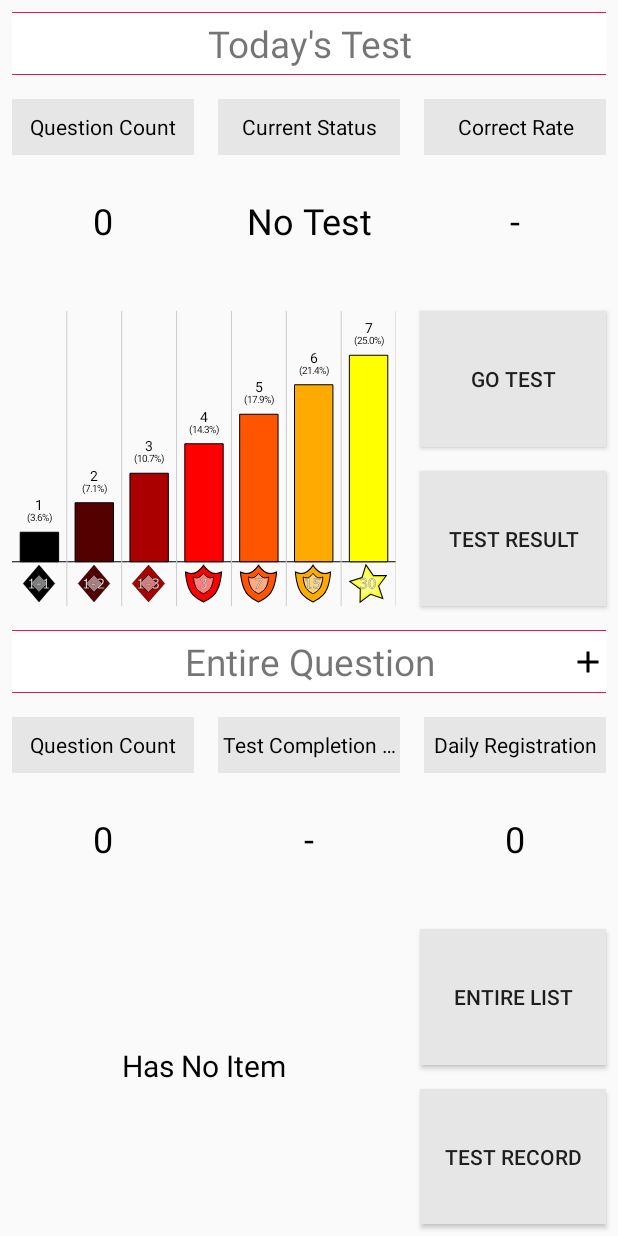
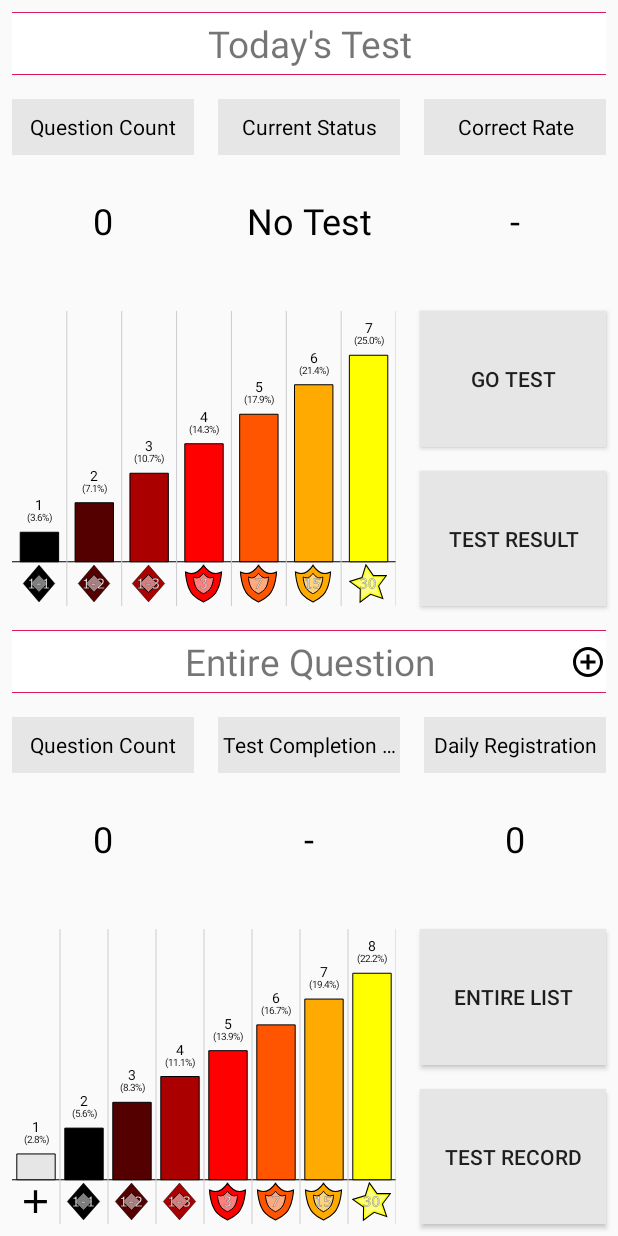
Before and after one commit to yangsangho/Daily-Test, an Android app: the MainActivity screen opened directly, with no data from a screen before it, on a phone screen of 412 x 824 dp. Run offline under Robolectric (Android 15) with nearby library versions, the light colour scheme and no system bars; our stand-ins replace Room's generated code, data binding.

Commit message:
divide BarChart by setCount method (for Today and Entire)

```diff
--- a/app/src/main/java/kr/yangbob/memorization/view/BarChart.kt
+++ b/app/src/main/java/kr/yangbob/memorization/view/BarChart.kt
@@ -13,10 +13,17 @@ import kr.yangbob.memorization.R
 class BarChart : View {
     // 생성자들
     constructor(context: Context) : super(context)
-
     constructor(context: Context?, attrs: AttributeSet?) : super(context, attrs)
     constructor(context: Context?, attrs: AttributeSet?, defStyleAttr: Int)
             : super(context, attrs, defStyleAttr)
+
+    fun setCount(count: Int){
+        numberOfItems = count
+        if(count == 7) additionalIconIdx = 1
+        Log.i(logTag, "constructor get attributes! numberOfItems = $numberOfItems")
+    }
+    private var numberOfItems: Int = 0
+    private var additionalIconIdx: Int = 0
 
     // 페인트 객체들
     private val noItemMsgPaint = Paint().apply {
@@ -37,8 +44,7 @@ class BarChart : View {
     private var itemIconCenterY: Float = 0f
     private var itemIconHeight: Float = 0f
     private var itemBarMaxHeight: Float = 0f
-    private var barDescRatioHeight: Int =
-        0             // 비율 Description 높이 값 (비율 text 위에 개수 text 들어가도록)
+    private var barDescRatioHeight: Int = 0 // 비율 Description 높이 값 (비율 text 위에 개수 text 들어가도록)
 
     // 데이터 세트들
     private var dataList: List<Int> = listOf()
@@ -47,6 +53,7 @@ class BarChart : View {
     private lateinit var barRatioDescTextList: List<String?>
     private lateinit var iconRectList: List<Rect>
     private val iconVectorList: List<VectorDrawableCompat?> = listOf(
+        VectorDrawableCompat.create(context.resources, R.drawable.ic_add_black_24dp, null),
         VectorDrawableCompat.create(context.resources, R.drawable.ic_stage_1_1, null),
         VectorDrawableCompat.create(context.resources, R.drawable.ic_stage_1_2, null),
         VectorDrawableCompat.create(context.resources, R.drawable.ic_stage_1_3, null),
@@ -58,7 +65,7 @@ class BarChart : View {
 
     override fun onSizeChanged(w: Int, h: Int, oldw: Int, oldh: Int) {
         super.onSizeChanged(w, h, oldw, oldh)
-        Log.i("yangtest", "onSizeChanged() width = $width, height = $height")
+        Log.i(logTag, "onSizeChanged() width = $width, height = $height")
 
         // display 사이즈에 따른 각 항목 위치 및 길이 설정
         centerX = w * 0.5f
@@ -66,7 +73,7 @@ class BarChart : View {
 
         baseLineY = h * 0.85f
         itemIconHeight = h * 0.075f
-        itemCenterX = w / 14f
+        itemCenterX = w / (numberOfItems * 2).toFloat()
         itemWidth = w * 0.05f
         itemBarMaxHeight = h * 0.7f
 
@@ -88,7 +95,7 @@ class BarChart : View {
 
     override fun onDraw(canvas: Canvas?) {
         super.onDraw(canvas)
-        Log.i("yangtest", "onDraw()")
+        Log.i(logTag, "onDraw()")
 
         if (dataList.isNullOrEmpty()) {
             canvas?.drawText(
@@ -115,12 +122,12 @@ class BarChart : View {
                 )  // 세로줄 그리기
 
                 // Bar 밑에 ICON 그리기
-                iconVectorList[idx]?.bounds = iconRectList[idx]
-                iconVectorList[idx]?.draw(canvas!!)
+                iconVectorList[idx + additionalIconIdx]?.bounds = iconRectList[idx]
+                iconVectorList[idx + additionalIconIdx]?.draw(canvas!!)
 
                 // Bar 그리기
                 barRectList[idx]?.let { rectF ->
-                    canvas?.drawRect(rectF, barColorList[idx])     // 채워진 박스 그리기
+                    canvas?.drawRect(rectF, barColorList[idx + additionalIconIdx])     // 채워진 박스 그리기
                     canvas?.drawRect(rectF, blackBorderPaint)      // border 박스 그리기
 
                     // Bar Description 그리기
@@ -149,7 +156,7 @@ class BarChart : View {
     }
 
     fun setDataList(list: List<Int>) {
-        Log.i("yangtest", "setDataList()")
+        Log.i(logTag, "setDataList()")
         if (list.isEmpty()) throw IllegalArgumentException()
         if (list.size != numberOfItems) throw IllegalArgumentException()
 
@@ -227,10 +234,10 @@ class BarChart : View {
         // 최대 길이의 텍스트 - 최적의 Description Font Size 를 구하기 위한 기준값들
         private const val baseTextCntDescription = "99999"
         private const val baseTextRatioDescription = "(100.0%)"
-
-        private const val numberOfItems = 7
+        private const val logTag = "BarChart"
 
         private val barColorList = listOf(
+            Paint().apply { color = Color.rgb(230, 230, 230) },
             Paint().apply { color = Color.rgb(0, 0, 0) },
             Paint().apply { color = Color.rgb(85, 0, 0) },
             Paint().apply { color = Color.rgb(170, 0, 0) },
--- a/app/src/main/java/kr/yangbob/memorization/view/MainActivity.kt
+++ b/app/src/main/java/kr/yangbob/memorization/view/MainActivity.kt
@@ -37,11 +37,17 @@ class MainActivity : AppCompatActivity() {
             model.setEntireCntAverageRegistration()
         })
 
-        setClickEvent()
 //        cancelAlarm(this)
         setTestChkAlarm(this)
 
+        binding.dashboardToday.dashboardChart.setCount(7)
+        binding.dashboardEntire.dashboardChart.setCount(8)
         binding.dashboardToday.dashboardChart.setDataList(listOf(1,2,3,4,5,6,7))
+        binding.dashboardEntire.dashboardChart.setDataList(listOf(1,2,3,4,5,6,7,8))
+        binding.dashboardToday.dashboardBtn1.setOnClickListener {
+            binding.dashboardToday.dashboardChart.setDataList(listOf(7,6,5,4,3,2,1))
+        }
+        setClickEvent()
     }
 
     private fun setClickEvent(){
--- /dev/null
+++ b/app/src/main/res/drawable/ic_add_circle_outline_black_24dp.xml
@@ -0,0 +1,9 @@
+<vector xmlns:android="http://schemas.android.com/apk/res/android"
+        android:width="24dp"
+        android:height="24dp"
+        android:viewportWidth="24.0"
+        android:viewportHeight="24.0">
+    <path
+        android:fillColor="#FF000000"
+        android:pathData="M13,7h-2v4L7,11v2h4v4h2v-4h4v-2h-4L13,7zM12,2C6.48,2 2,6.48 2,12s4.48,10 10,10 10,-4.48 10,-10S17.52,2 12,2zM12,20c-4.41,0 -8,-3.59 -8,-8s3.59,-8 8,-8 8,3.59 8,8 -3.59,8 -8,8z"/>
+</vector>
--- a/app/src/main/res/layout/activity_main.xml
+++ b/app/src/main/res/layout/activity_main.xml
@@ -4,7 +4,6 @@
     xmlns:tools="http://schemas.android.com/tools">
 
     <data>
-
         <variable
             name="model"
             type="kr.yangbob.memorization.viewmodel.MainViewModel" />
@@ -34,12 +33,12 @@
             layout="@layout/dashboard_module"
             android:layout_width="0dp"
             android:layout_height="0dp"
-            app:isOne="@{true}"
+            app:isToday="@{true}"
             app:layout_constraintBottom_toBottomOf="@id/GLhalf"
             app:layout_constraintEnd_toEndOf="parent"
             app:layout_constraintStart_toStartOf="parent"
             app:layout_constraintTop_toTopOf="@id/GL1"
-            app:model="@{model}" />
+            app:model="@{model}"/>
 
         <TextView
             android:layout_width="0dp"
@@ -60,12 +59,12 @@
             layout="@layout/dashboard_module"
             android:layout_width="0dp"
             android:layout_height="0dp"
-            app:isOne="@{false}"
+            app:isToday="@{false}"
             app:layout_constraintBottom_toBottomOf="parent"
             app:layout_constraintEnd_toEndOf="parent"
             app:layout_constraintStart_toStartOf="parent"
             app:layout_constraintTop_toTopOf="@id/GL2"
-            app:model="@{model}" />
+            app:model="@{model}"/>
 
         <ImageButton
             android:id="@+id/addBtn"
@@ -76,7 +75,7 @@
             app:layout_constraintBottom_toBottomOf="@id/GL2"
             app:layout_constraintRight_toRightOf="parent"
             app:layout_constraintTop_toTopOf="@id/GLhalf"
-            app:srcCompat="@drawable/ic_add_black_24dp" />
+            app:srcCompat="@drawable/ic_add_circle_outline_black_24dp" />
 
 
         <androidx.constraintlayout.widget.Guideline
--- a/app/src/main/res/layout/dashboard_module.xml
+++ b/app/src/main/res/layout/dashboard_module.xml
@@ -9,7 +9,7 @@
             type="kr.yangbob.memorization.viewmodel.MainViewModel" />
 
         <variable
-            name="isOne"
+            name="isToday"
             type="Boolean" />
     </data>
 
@@ -23,12 +23,12 @@
             android:layout_width="0dp"
             android:layout_height="0dp"
             android:layout_margin="8dp"
-            app:data="@{isOne ? model.todayCard1 : model.entireCard1}"
+            app:data="@{isToday ? model.todayCard1 : model.entireCard1}"
             app:layout_constraintBottom_toTopOf="@id/glH"
             app:layout_constraintEnd_toStartOf="@id/dashboardCard2"
             app:layout_constraintStart_toStartOf="parent"
             app:layout_constraintTop_toTopOf="parent"
-            app:title="@{isOne ? @string/dashboard_today_card1 : @string/dashboard_entire_card1}" />
+            app:title="@{isToday ? @string/dashboard_today_card1 : @string/dashboard_entire_card1}" />
 
         <include
             android:id="@+id/dashboardCard2"
@@ -36,12 +36,12 @@
             android:layout_width="0dp"
             android:layout_height="0dp"
             android:layout_margin="8dp"
-            app:data="@{isOne ? model.todayCard2 : model.entireCard2}"
+            app:data="@{isToday ? model.todayCard2 : model.entireCard2}"
             app:layout_constraintBottom_toTopOf="@id/glH"
             app:layout_constraintEnd_toStartOf="@id/dashboardCard3"
             app:layout_constraintStart_toEndOf="@id/dashboardCard1"
             app:layout_constraintTop_toTopOf="parent"
-            app:title="@{isOne ? @string/dashboard_today_card2 : @string/dashboard_entire_card2}" />
+            app:title="@{isToday ? @string/dashboard_today_card2 : @string/dashboard_entire_card2}" />
 
 
         <include
@@ -50,12 +50,12 @@
             android:layout_width="0dp"
             android:layout_height="0dp"
             android:layout_margin="8dp"
-            app:data="@{isOne ? model.todayCard3 : model.entireCard3}"
+            app:data="@{isToday ? model.todayCard3 : model.entireCard3}"
             app:layout_constraintBottom_toTopOf="@id/glH"
             app:layout_constraintEnd_toEndOf="parent"
             app:layout_constraintStart_toEndOf="@id/dashboardCard2"
             app:layout_constraintTop_toTopOf="parent"
-            app:title="@{isOne ? @string/dashboard_today_card3 : @string/dashboard_entire_card3}" />
+            app:title="@{isToday ? @string/dashboard_today_card3 : @string/dashboard_entire_card3}" />
 
         <androidx.constraintlayout.widget.Guideline
             android:id="@+id/glH"
@@ -77,7 +77,7 @@
             android:layout_height="0dp"
             android:layout_margin="8dp"
             android:background="@color/colorPrimary"
-            android:text="@{isOne ? @string/dashboard_today_btn1 : @string/dashboard_entire_btn1}"
+            android:text="@{isToday ? @string/dashboard_today_btn1 : @string/dashboard_entire_btn1}"
             app:layout_constraintBottom_toTopOf="@id/dashboardBtn2"
             app:layout_constraintEnd_toEndOf="parent"
             app:layout_constraintStart_toEndOf="@id/glV"
@@ -90,13 +90,12 @@
             android:layout_height="0dp"
             android:layout_margin="8dp"
             android:background="@color/colorPrimary"
-            android:text="@{isOne ? @string/dashboard_today_btn2 : @string/dashboard_entire_btn2}"
+            android:text="@{isToday ? @string/dashboard_today_btn2 : @string/dashboard_entire_btn2}"
             app:layout_constraintBottom_toBottomOf="parent"
             app:layout_constraintEnd_toEndOf="parent"
             app:layout_constraintStart_toEndOf="@id/glV"
             app:layout_constraintTop_toBottomOf="@id/dashboardBtn1"
             tools:text="@string/test_result" />
-
 
         <kr.yangbob.memorization.view.BarChart
             android:id="@+id/dashboardChart"
@@ -106,7 +105,7 @@
             app:layout_constraintBottom_toBottomOf="parent"
             app:layout_constraintEnd_toStartOf="@id/glV"
             app:layout_constraintStart_toStartOf="parent"
-            app:layout_constraintTop_toBottomOf="@id/glH" />
+            app:layout_constraintTop_toBottomOf="@id/glH"/>
     </androidx.constraintlayout.widget.ConstraintLayout>
 
 </layout>
```
